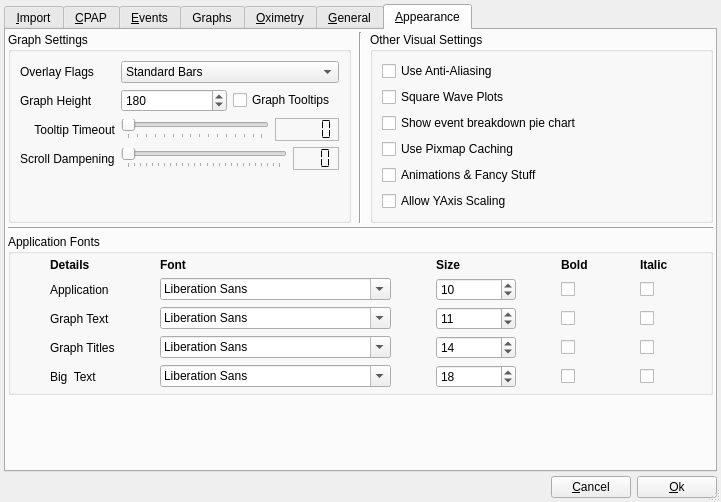
Old version of the form sleepyhead/preferencesdialog.ui in the repository sbonaime/sleepyhead-code..
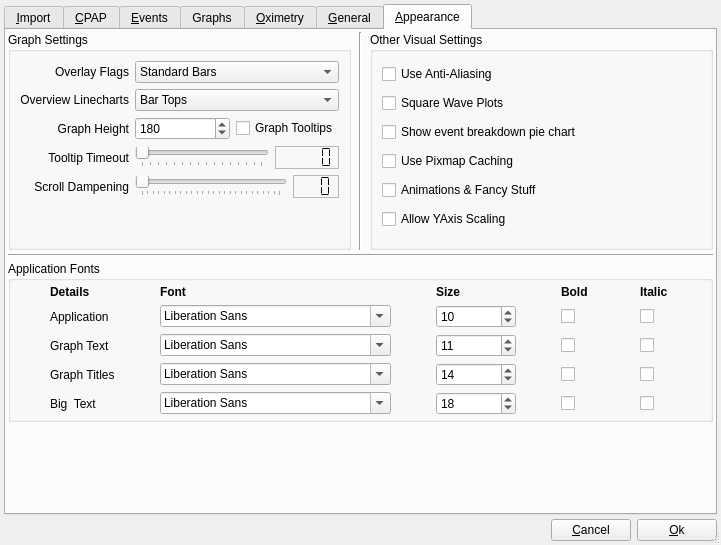
New version of the form. Icons and pictures are not drawn.

Commit message: Overview linechart preference, ResMed pressure fixes (Needs Reimport)

```diff
--- a/sleepyhead/preferencesdialog.ui
+++ b/sleepyhead/preferencesdialog.ui
@@ -10,7 +10,7 @@
     <x>0</x>
     <y>0</y>
     <width>721</width>
-    <height>502</height>
+    <height>545</height>
    </rect>
   </property>
   <property name="sizePolicy">
@@ -1922,93 +1922,92 @@
             <string>Graph Settings</string>
            </property>
            <layout class="QGridLayout" name="gridLayout_5">
-            <item row="0" column="0">
-             <widget class="QLabel" name="label_18">
-              <property name="sizePolicy">
-               <sizepolicy hsizetype="Fixed" vsizetype="Preferred">
-                <horstretch>0</horstretch>
-                <verstretch>0</verstretch>
-               </sizepolicy>
-              </property>
-              <property name="text">
-               <string>Overlay Flags</string>
-              </property>
-             </widget>
-            </item>
-            <item row="0" column="1" colspan="2">
-             <widget class="QComboBox" name="overlayFlagsCombo">
-              <property name="sizePolicy">
-               <sizepolicy hsizetype="Expanding" vsizetype="Fixed">
-                <horstretch>0</horstretch>
-                <verstretch>0</verstretch>
-               </sizepolicy>
-              </property>
-              <property name="toolTip">
-               <string>The visual method of displaying waveform overlay flags.
-</string>
-              </property>
-              <item>
-               <property name="text">
-                <string>Standard Bars</string>
-               </property>
-              </item>
-              <item>
-               <property name="text">
-                <string>Top &amp; Bottom Markers</string>
-               </property>
-              </item>
-             </widget>
-            </item>
-            <item row="1" column="0">
-             <widget class="QLabel" name="label_26">
-              <property name="text">
-               <string>Graph Height</string>
-              </property>
-             </widget>
-            </item>
-            <item row="1" column="1">
-             <widget class="QSpinBox" name="graphHeight">
-              <property name="sizePolicy">
-               <sizepolicy hsizetype="Minimum" vsizetype="Fixed">
-                <horstretch>0</horstretch>
-                <verstretch>0</verstretch>
-               </sizepolicy>
-              </property>
-              <property name="toolTip">
-               <string>Default display height of graphs in pixels</string>
-              </property>
-              <property name="minimum">
-               <number>50</number>
-              </property>
-              <property name="maximum">
-               <number>600</number>
-              </property>
-              <property name="singleStep">
-               <number>10</number>
-              </property>
-              <property name="value">
-               <number>180</number>
-              </property>
-             </widget>
-            </item>
-            <item row="1" column="2">
-             <widget class="QCheckBox" name="graphTooltips">
-              <property name="text">
-               <string>Graph Tooltips</string>
-              </property>
-             </widget>
-            </item>
-            <item row="2" column="0">
-             <widget class="QLabel" name="label_45">
-              <property name="text">
-               <string>Tooltip Timeout</string>
-              </property>
-              <property name="alignment">
-               <set>Qt::AlignRight|Qt::AlignTrailing|Qt::AlignVCenter</set>
-              </property>
-             </widget>
-            </item>
             <item row="2" column="1" colspan="2">
+             <widget class="QComboBox" name="overviewLinecharts">
+              <item>
+               <property name="text">
+                <string>Bar Tops</string>
+               </property>
+              </item>
+              <item>
+               <property name="text">
+                <string>Line Chart</string>
+               </property>
+              </item>
+             </widget>
+            </item>
+            <item row="2" column="0">
+             <widget class="QLabel" name="label_47">
+              <property name="text">
+               <string>Overview Linecharts</string>
+              </property>
+              <property name="alignment">
+               <set>Qt::AlignRight|Qt::AlignTrailing|Qt::AlignVCenter</set>
+              </property>
+             </widget>
+            </item>
+            <item row="6" column="1">
+             <spacer name="verticalSpacer">
+              <property name="orientation">
+               <enum>Qt::Vertical</enum>
+              </property>
+              <property name="sizeHint" stdset="0">
+               <size>
+                <width>20</width>
+                <height>40</height>
+               </size>
+              </property>
+             </spacer>
+            </item>
+            <item row="5" column="1" colspan="2">
+             <layout class="QHBoxLayout" name="horizontalLayout_16">
+              <item>
+               <widget class="QSlider" name="scrollDampeningSlider">
+                <property name="toolTip">
+                 <string>&lt;html&gt;&lt;head/&gt;&lt;body&gt;&lt;p&gt;This makes scrolling when zoomed in easier on sensitive bidirectional TouchPads&lt;/p&gt;&lt;p&gt;50ms is recommended value.&lt;/p&gt;&lt;/body&gt;&lt;/html&gt;</string>
+                </property>
+                <property name="maximum">
+                 <number>25</number>
+                </property>
+                <property name="singleStep">
+                 <number>1</number>
+                </property>
+                <property name="pageStep">
+                 <number>5</number>
+                </property>
+                <property name="orientation">
+                 <enum>Qt::Horizontal</enum>
+                </property>
+                <property name="invertedAppearance">
+                 <bool>false</bool>
+                </property>
+                <property name="tickPosition">
+                 <enum>QSlider::TicksBelow</enum>
+                </property>
+                <property name="tickInterval">
+                 <number>1</number>
+                </property>
+               </widget>
+              </item>
+              <item>
+               <widget class="QLCDNumber" name="scrollDampDisplay">
+                <property name="toolTip">
+                 <string>milliseconds</string>
+                </property>
+                <property name="frameShape">
+                 <enum>QFrame::StyledPanel</enum>
+                </property>
+                <property name="digitCount">
+                 <number>3</number>
+                </property>
+                <property name="segmentStyle">
+                 <enum>QLCDNumber::Flat</enum>
+                </property>
+               </widget>
+              </item>
+             </layout>
+            </item>
+            <item row="4" column="1" colspan="2">
              <layout class="QHBoxLayout" name="horizontalLayout_17">
               <item>
                <widget class="QSlider" name="tooltipTimeoutSlider">
@@ -2056,73 +2055,107 @@
               </item>
              </layout>
             </item>
-            <item row="3" column="0">
+            <item row="5" column="0">
              <widget class="QLabel" name="label_46">
               <property name="text">
                <string>Scroll Dampening</string>
               </property>
+              <property name="alignment">
+               <set>Qt::AlignRight|Qt::AlignTrailing|Qt::AlignVCenter</set>
+              </property>
              </widget>
             </item>
-            <item row="3" column="1" colspan="2">
-             <layout class="QHBoxLayout" name="horizontalLayout_16">
+            <item row="4" column="0">
+             <widget class="QLabel" name="label_45">
+              <property name="text">
+               <string>Tooltip Timeout</string>
+              </property>
+              <property name="alignment">
+               <set>Qt::AlignRight|Qt::AlignTrailing|Qt::AlignVCenter</set>
+              </property>
+             </widget>
+            </item>
+            <item row="3" column="1">
+             <widget class="QSpinBox" name="graphHeight">
+              <property name="sizePolicy">
+               <sizepolicy hsizetype="Minimum" vsizetype="Fixed">
+                <horstretch>0</horstretch>
+                <verstretch>0</verstretch>
+               </sizepolicy>
+              </property>
+              <property name="toolTip">
+               <string>Default display height of graphs in pixels</string>
+              </property>
+              <property name="minimum">
+               <number>50</number>
+              </property>
+              <property name="maximum">
+               <number>600</number>
+              </property>
+              <property name="singleStep">
+               <number>10</number>
+              </property>
+              <property name="value">
+               <number>180</number>
+              </property>
+             </widget>
+            </item>
+            <item row="3" column="2">
+             <widget class="QCheckBox" name="graphTooltips">
+              <property name="text">
+               <string>Graph Tooltips</string>
+              </property>
+             </widget>
+            </item>
+            <item row="0" column="1" colspan="2">
+             <widget class="QComboBox" name="overlayFlagsCombo">
+              <property name="sizePolicy">
+               <sizepolicy hsizetype="Expanding" vsizetype="Fixed">
+                <horstretch>0</horstretch>
+                <verstretch>0</verstretch>
+               </sizepolicy>
+              </property>
+              <property name="toolTip">
+               <string>The visual method of displaying waveform overlay flags.
+</string>
+              </property>
               <item>
-               <widget class="QSlider" name="scrollDampeningSlider">
-                <property name="toolTip">
-                 <string>&lt;html&gt;&lt;head/&gt;&lt;body&gt;&lt;p&gt;This makes scrolling when zoomed in easier on sensitive bidirectional TouchPads&lt;/p&gt;&lt;p&gt;50ms is recommended value.&lt;/p&gt;&lt;/body&gt;&lt;/html&gt;</string>
-                </property>
-                <property name="maximum">
-                 <number>25</number>
-                </property>
-                <property name="singleStep">
-                 <number>1</number>
-                </property>
-                <property name="pageStep">
-                 <number>5</number>
-                </property>
-                <property name="orientation">
-                 <enum>Qt::Horizontal</enum>
-                </property>
-                <property name="invertedAppearance">
-                 <bool>false</bool>
-                </property>
-                <property name="tickPosition">
-                 <enum>QSlider::TicksBelow</enum>
-                </property>
-                <property name="tickInterval">
-                 <number>1</number>
-                </property>
-               </widget>
+               <property name="text">
+                <string>Standard Bars</string>
+               </property>
               </item>
               <item>
-               <widget class="QLCDNumber" name="scrollDampDisplay">
-                <property name="toolTip">
-                 <string>milliseconds</string>
-                </property>
-                <property name="frameShape">
-                 <enum>QFrame::StyledPanel</enum>
-                </property>
-                <property name="digitCount">
-                 <number>3</number>
-                </property>
-                <property name="segmentStyle">
-                 <enum>QLCDNumber::Flat</enum>
-                </property>
-               </widget>
+               <property name="text">
+                <string>Top &amp; Bottom Markers</string>
+               </property>
               </item>
-             </layout>
+             </widget>
             </item>
-            <item row="4" column="1">
-             <spacer name="verticalSpacer">
-              <property name="orientation">
-               <enum>Qt::Vertical</enum>
+            <item row="3" column="0">
+             <widget class="QLabel" name="label_26">
+              <property name="text">
+               <string>Graph Height</string>
               </property>
-              <property name="sizeHint" stdset="0">
-               <size>
-                <width>20</width>
-                <height>40</height>
-               </size>
+              <property name="alignment">
+               <set>Qt::AlignRight|Qt::AlignTrailing|Qt::AlignVCenter</set>
               </property>
-             </spacer>
+             </widget>
+            </item>
+            <item row="0" column="0">
+             <widget class="QLabel" name="label_18">
+              <property name="sizePolicy">
+               <sizepolicy hsizetype="Preferred" vsizetype="Preferred">
+                <horstretch>0</horstretch>
+                <verstretch>0</verstretch>
+               </sizepolicy>
+              </property>
+              <property name="text">
+               <string>Overlay Flags</string>
+              </property>
+              <property name="alignment">
+               <set>Qt::AlignRight|Qt::AlignTrailing|Qt::AlignVCenter</set>
+              </property>
+             </widget>
             </item>
            </layout>
           </widget>
```
The commit also changes 13 other files.
